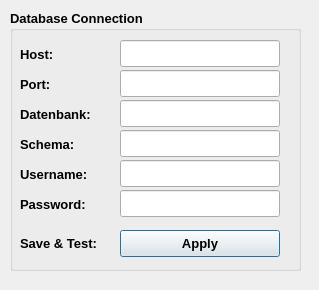
This is fivegla_visualization/settings/fivegla_visualization_settings_dialog_base.ui in vitrum-connect/5gla-qgis as Qt 5 draws it before an edit. The edited form follows.
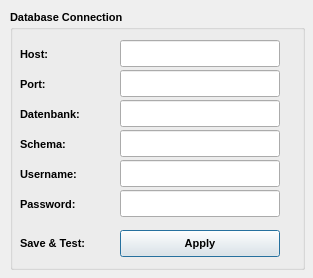
This is the edited form. Custom widgets are drawn as their Qt base class.

The edit to the form file:
```diff
--- a/fivegla_visualization/settings/fivegla_visualization_settings_dialog_base.ui
+++ b/fivegla_visualization/settings/fivegla_visualization_settings_dialog_base.ui
@@ -6,8 +6,8 @@
    <rect>
     <x>0</x>
     <y>0</y>
-    <width>319</width>
-    <height>290</height>
+    <width>313</width>
+    <height>278</height>
    </rect>
   </property>
   <property name="windowTitle">
@@ -18,13 +18,13 @@
     <rect>
      <x>10</x>
      <y>10</y>
-     <width>291</width>
-     <height>261</height>
+     <width>295</width>
+     <height>260</height>
     </rect>
    </property>
    <property name="font">
     <font>
-     <pointsize>10</pointsize>
+     <pointsize>8</pointsize>
      <weight>75</weight>
      <bold>true</bold>
     </font>
@@ -43,7 +43,7 @@
     </property>
     <property name="font">
      <font>
-      <pointsize>10</pointsize>
+      <pointsize>8</pointsize>
       <weight>75</weight>
       <bold>true</bold>
      </font>
@@ -63,7 +63,7 @@
     </property>
     <property name="font">
      <font>
-      <pointsize>10</pointsize>
+      <pointsize>8</pointsize>
       <weight>75</weight>
       <bold>true</bold>
      </font>
@@ -83,7 +83,7 @@
     </property>
     <property name="font">
      <font>
-      <pointsize>10</pointsize>
+      <pointsize>8</pointsize>
       <weight>75</weight>
       <bold>true</bold>
      </font>
@@ -103,7 +103,7 @@
     </property>
     <property name="font">
      <font>
-      <pointsize>10</pointsize>
+      <pointsize>8</pointsize>
       <weight>75</weight>
       <bold>true</bold>
      </font>
@@ -123,7 +123,7 @@
     </property>
     <property name="font">
      <font>
-      <pointsize>10</pointsize>
+      <pointsize>8</pointsize>
       <weight>75</weight>
       <bold>true</bold>
      </font>
@@ -143,7 +143,7 @@
     </property>
     <property name="font">
      <font>
-      <pointsize>10</pointsize>
+      <pointsize>8</pointsize>
       <weight>75</weight>
       <bold>true</bold>
      </font>
@@ -223,7 +223,7 @@
     </property>
     <property name="font">
      <font>
-      <pointsize>10</pointsize>
+      <pointsize>8</pointsize>
       <weight>75</weight>
       <bold>true</bold>
      </font>
```
